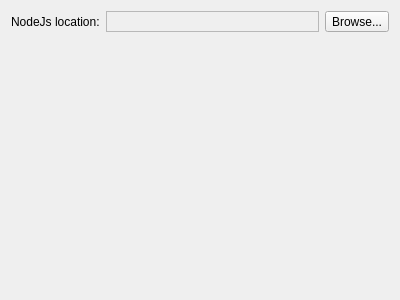
Old version of the form src/gui/CompilerExplorerOptionsWidget.ui in the repository dobokirisame/CompilerExplorer.
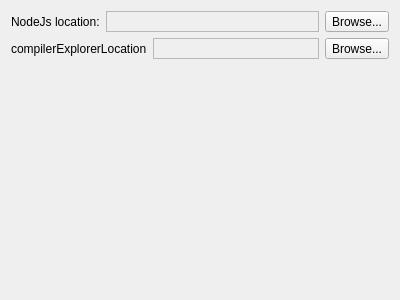
New version of the form.

Commit message: add compilerExplorer process that starts whit creator

What changed in the file:
```diff
--- a/src/gui/CompilerExplorerOptionsWidget.ui
+++ b/src/gui/CompilerExplorerOptionsWidget.ui
@@ -70,6 +70,61 @@
     </layout>
    </item>
    <item row="1" column="0">
+    <layout class="QHBoxLayout" name="horizontalLayout_3">
+     <item>
+      <widget class="QLabel" name="label_2">
+       <property name="sizePolicy">
+        <sizepolicy hsizetype="Fixed" vsizetype="Preferred">
+         <horstretch>0</horstretch>
+         <verstretch>0</verstretch>
+        </sizepolicy>
+       </property>
+       <property name="text">
+        <string>compilerExplorerLocation</string>
+       </property>
+      </widget>
+     </item>
+     <item>
+      <widget class="QFrame" name="frame_2">
+       <property name="frameShape">
+        <enum>QFrame::StyledPanel</enum>
+       </property>
+       <property name="frameShadow">
+        <enum>QFrame::Raised</enum>
+       </property>
+       <layout class="QHBoxLayout" name="horizontalLayout_4">
+        <property name="leftMargin">
+         <number>2</number>
+        </property>
+        <property name="topMargin">
+         <number>2</number>
+        </property>
+        <property name="rightMargin">
+         <number>2</number>
+        </property>
+        <property name="bottomMargin">
+         <number>2</number>
+        </property>
+        <item>
+         <widget class="QLabel" name="compilerExplorerLocation">
+          <property name="text">
+           <string/>
+          </property>
+         </widget>
+        </item>
+       </layout>
+      </widget>
+     </item>
+     <item>
+      <widget class="QToolButton" name="toolButton_2">
+       <property name="text">
+        <string>Browse...</string>
+       </property>
+      </widget>
+     </item>
+    </layout>
+   </item>
+   <item row="2" column="0">
     <spacer name="verticalSpacer">
      <property name="orientation">
       <enum>Qt::Vertical</enum>
@@ -77,7 +132,7 @@
      <property name="sizeHint" stdset="0">
       <size>
        <width>20</width>
-       <height>250</height>
+       <height>221</height>
       </size>
      </property>
     </spacer>
```
The commit also changes 4 other files.
